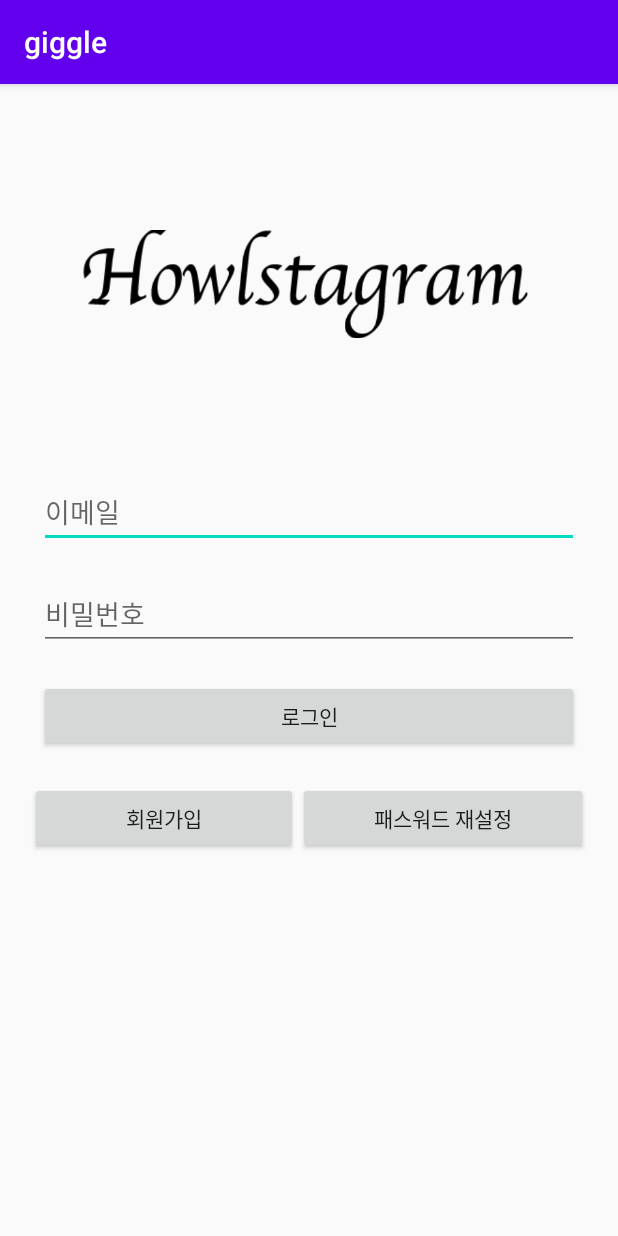
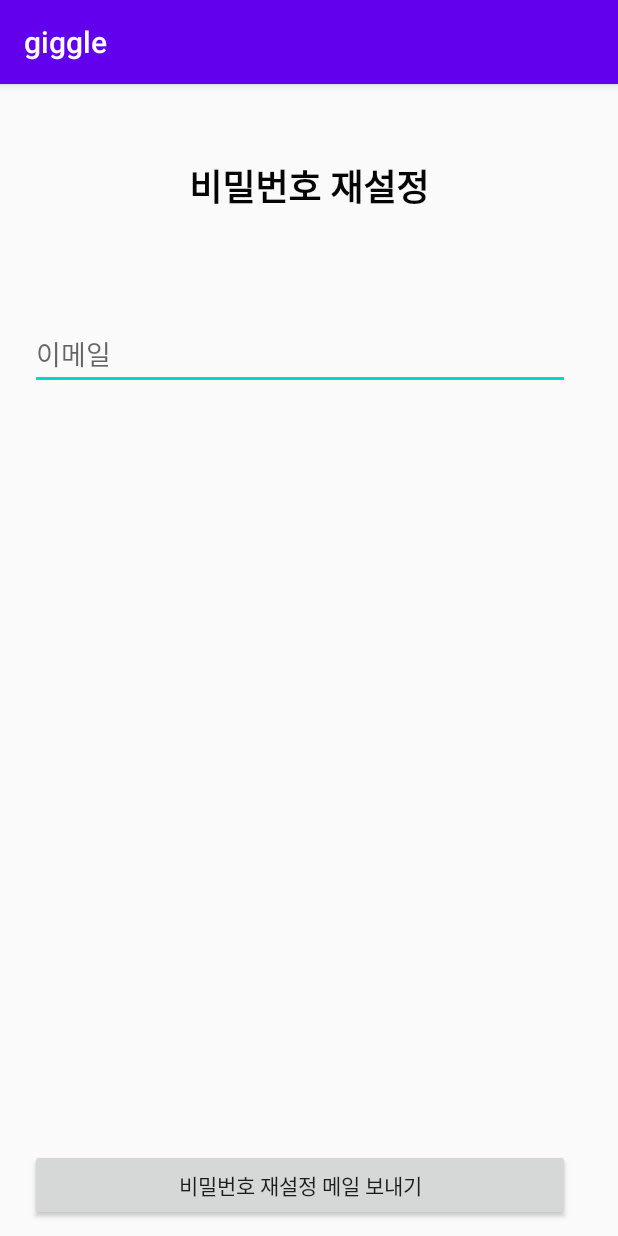
Before and after one commit to koreatlwls/CPL-20201-Team3, an Android app: the screen it shows after launch (LoginActivity before the commit, ResetActivity after it), after a tap on "패스워드 재설정", on a phone screen of 412 x 824 dp. Run offline under Robolectric (Android 15) with nearby library versions, the phone set to English and light mode, and no system bars; our stand-ins replace Firebase (no records; nobody signed in at launch, a user with empty details on screens opened directly).

Commit message:
android3
android3

```diff
--- a/giggle_android/app/src/main/AndroidManifest.xml
+++ b/giggle_android/app/src/main/AndroidManifest.xml
@@ -29,6 +29,7 @@
         <activity android:name=".SignInActivity"></activity>
         <activity android:name=".SignUpActivity1"></activity>
         <activity android:name=".SignUpActivity2"></activity>
+        <activity android:name=".ResetActivity"></activity>
     </application>
 
 </manifest>
--- a/giggle_android/app/src/main/java/com/giggle/prototype/LoginActivity.kt
+++ b/giggle_android/app/src/main/java/com/giggle/prototype/LoginActivity.kt
@@ -8,7 +8,6 @@ import com.google.firebase.auth.FirebaseAuth
 import kotlinx.android.synthetic.main.activity_login.*
 
 class LoginActivity : AppCompatActivity() {
-
     var auth : FirebaseAuth? = null
     override fun onCreate(savedInstanceState: Bundle?) {
         super.onCreate(savedInstanceState)
@@ -16,6 +15,7 @@ class LoginActivity : AppCompatActivity() {
 
         auth = FirebaseAuth.getInstance()
 
+        //로그인
         login.setOnClickListener {
             if(email.text.toString().isEmpty() || password.text.toString().isEmpty()){
                 Toast.makeText(this,"email 혹은 password를 반드시 입력하세요.",Toast.LENGTH_SHORT).show()
@@ -30,14 +30,15 @@ class LoginActivity : AppCompatActivity() {
                 }
             }
         }
+        //회원가입
         signup.setOnClickListener {
             val nextIntent = Intent(this, SignUpActivity1::class.java)
             startActivity(nextIntent)
         }
-        password_reset.setOnClickListener { reset_password() }
-
-    }
-    fun reset_password() {
-
+        //비밀번호 재설정
+        resetpassword.setOnClickListener {
+            val nextIntent = Intent(this, ResetActivity::class.java)
+            startActivity(nextIntent)
+        }
     }
 }
--- /dev/null
+++ b/giggle_android/app/src/main/java/com/giggle/prototype/ResetActivity.kt
@@ -0,0 +1,31 @@
+package com.giggle.prototype
+
+import android.content.Intent
+import androidx.appcompat.app.AppCompatActivity
+import android.os.Bundle
+import android.widget.Toast
+import com.google.firebase.auth.FirebaseAuth
+import kotlinx.android.synthetic.main.activity_resetpassword.*
+
+class ResetActivity : AppCompatActivity() {
+
+    override fun onCreate(savedInstanceState: Bundle?) {
+        super.onCreate(savedInstanceState)
+        setContentView(R.layout.activity_resetpassword)
+
+        sendBt.setOnClickListener{
+            findPassword()
+        }
+    }
+    fun findPassword(){
+        FirebaseAuth.getInstance().sendPasswordResetEmail(email.text.toString()).addOnCompleteListener { task ->
+            if(task.isSuccessful){
+                Toast.makeText(this,"비밀번호 변경 메일을 전송했습니다", Toast.LENGTH_LONG).show()
+                val nextIntent = Intent(this, LoginActivity::class.java)
+                startActivity(nextIntent)
+            }else{
+                Toast.makeText(this,"등록되지 않은 이메일입니다.", Toast.LENGTH_LONG).show()
+            }
+        }
+    }
+}
--- a/giggle_android/app/src/main/java/com/giggle/prototype/SignUpActivity2.kt
+++ b/giggle_android/app/src/main/java/com/giggle/prototype/SignUpActivity2.kt
@@ -35,7 +35,7 @@ class SignUpActivity2 : AppCompatActivity() {
                             val nextIntent = Intent(this, LoginActivity::class.java)
                             startActivity(nextIntent)
                         }else{
-                            Toast.makeText(this, "생성실패.", Toast.LENGTH_SHORT).show()
+                            Toast.makeText(this, "이미 등록된 회원입니다.", Toast.LENGTH_SHORT).show()
                             email_edittext.text = null
                             password_edittext1.text = null
                             password_edittext2.text = null
--- a/giggle_android/app/src/main/res/layout/activity_login.xml
+++ b/giggle_android/app/src/main/res/layout/activity_login.xml
@@ -72,13 +72,13 @@
 
                     <Button
                         android:id="@+id/signup"
-                        android:layout_width="166dp"
+                        android:layout_width="180dp"
                         android:layout_height="wrap_content"
                         android:layout_weight="1"
                         android:text="회원가입" />
 
                     <Button
-                        android:id="@+id/password_reset"
+                        android:id="@+id/resetpassword"
                         android:layout_width="180dp"
                         android:layout_height="wrap_content"
                         android:layout_weight="1"
--- /dev/null
+++ b/giggle_android/app/src/main/res/layout/activity_resetpassword.xml
@@ -0,0 +1,51 @@
+<?xml version="1.0" encoding="utf-8"?>
+<RelativeLayout
+    xmlns:android="http://schemas.android.com/apk/res/android" android:layout_width="match_parent"
+    android:layout_height="match_parent">
+
+    <LinearLayout
+        android:layout_width="match_parent"
+        android:layout_height="match_parent"
+        android:orientation="vertical">
+
+        <TextView
+            android:id="@+id/title"
+            android:layout_width="match_parent"
+            android:layout_height="136dp"
+            android:gravity="center"
+            android:text="비밀번호 재설정"
+            android:textColor="#050505"
+            android:textSize="24sp"
+            android:textStyle="bold" />
+
+        <EditText
+            android:id="@+id/email"
+            android:layout_width="360dp"
+            android:layout_height="wrap_content"
+            android:layout_centerInParent="false"
+            android:layout_centerHorizontal="false"
+            android:layout_centerVertical="false"
+            android:layout_marginLeft="20dp"
+            android:layout_marginTop="20dp"
+            android:ems="10"
+            android:hint="이메일"
+            android:inputType="textEmailAddress" />
+
+        <LinearLayout
+            android:layout_width="match_parent"
+            android:layout_height="match_parent"
+            android:gravity="bottom"
+            android:orientation="vertical">
+
+            <Button
+                android:id="@+id/sendBt"
+                android:layout_width="360dp"
+                android:layout_height="wrap_content"
+                android:layout_marginLeft="20dp"
+                android:layout_marginBottom="10dp"
+                android:text="비밀번호 재설정 메일 보내기" />
+        </LinearLayout>
+
+    </LinearLayout>
+
+</RelativeLayout>
```
